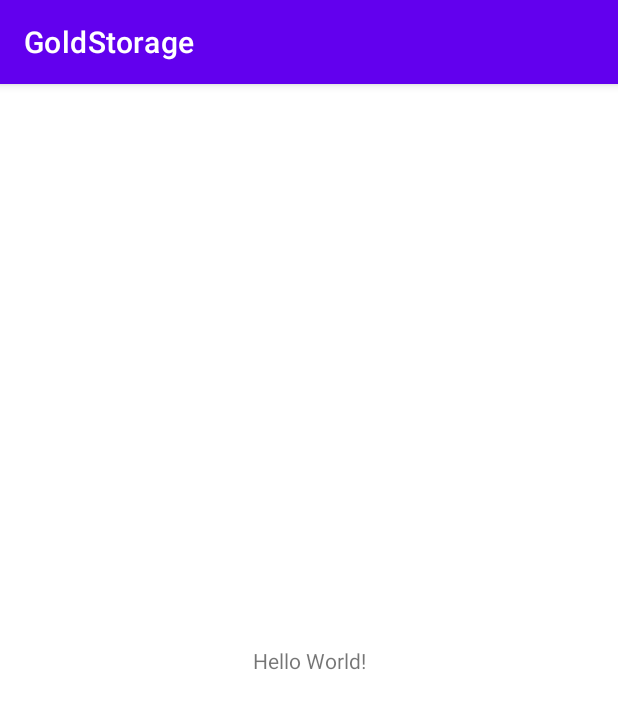
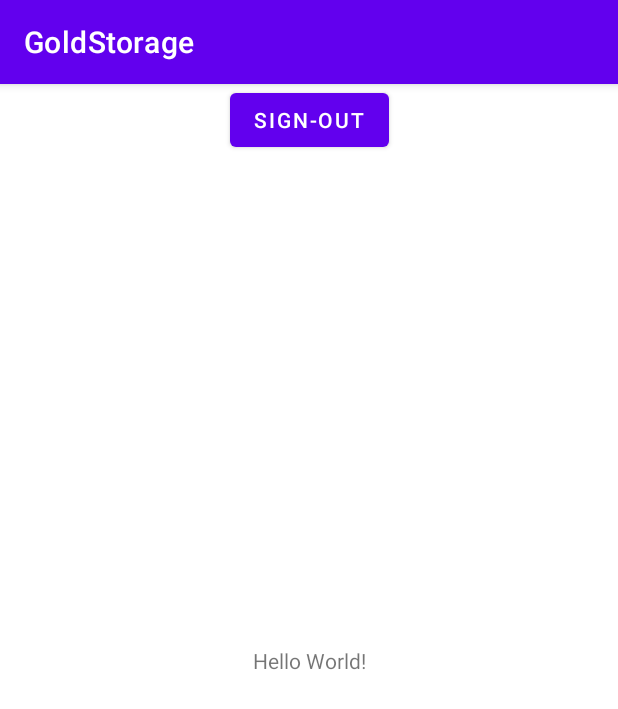
Before and after one commit to kevku/Codepath-GoldStorage, an Android app: the screen it shows after launch (MainActivity), on a phone screen of 412 x 824 dp. Shown: the top 709 px of the screen. Run offline under Robolectric (Android 15) with nearby library versions, the phone set to English and light mode, and no system bars; libraries missing offline, so code that uses them is left out: com.parse.

Commit message:
Activities
added main and login activities

```diff
--- a/app/src/main/AndroidManifest.xml
+++ b/app/src/main/AndroidManifest.xml
@@ -10,6 +10,9 @@
         android:supportsRtl="true"
         android:theme="@style/Theme.GoldStorage">
         <activity
+            android:name=".LoginActivity"
+            android:exported="false" />
+        <activity
             android:name=".MainActivity"
             android:exported="true">
             <intent-filter>
--- a/app/src/main/res/layout/activity_main.xml
+++ b/app/src/main/res/layout/activity_main.xml
@@ -15,4 +15,13 @@
         app:layout_constraintRight_toRightOf="parent"
         app:layout_constraintTop_toTopOf="parent" />
 
+    <Button
+        android:id="@+id/signOut"
+        android:layout_width="wrap_content"
+        android:layout_height="wrap_content"
+        android:text="Sign-Out"
+        app:layout_constraintEnd_toEndOf="parent"
+        app:layout_constraintStart_toStartOf="parent"
+        app:layout_constraintTop_toTopOf="parent" />
+
 </androidx.constraintlayout.widget.ConstraintLayout>
--- a/build.gradle
+++ b/build.gradle
@@ -2,7 +2,7 @@
 plugins {
     id 'com.android.application' version '7.1.2' apply false
     id 'com.android.library' version '7.1.2' apply false
-    id 'org.jetbrains.kotlin.android' version '1.6.20' apply false
+    id 'org.jetbrains.kotlin.android' version '1.6.21' apply false
 }
 
 task clean(type: Delete) {
```
Also changed, not shown: app/src/main/java/com/example/goldstorage/LoginActivity.kt (added, +11 -0 lines), app/src/main/java/com/example/goldstorage/MainActivity.kt (+10 -0 lines), app/src/main/res/layout/activity_login.xml (added, +9 -0 lines).
